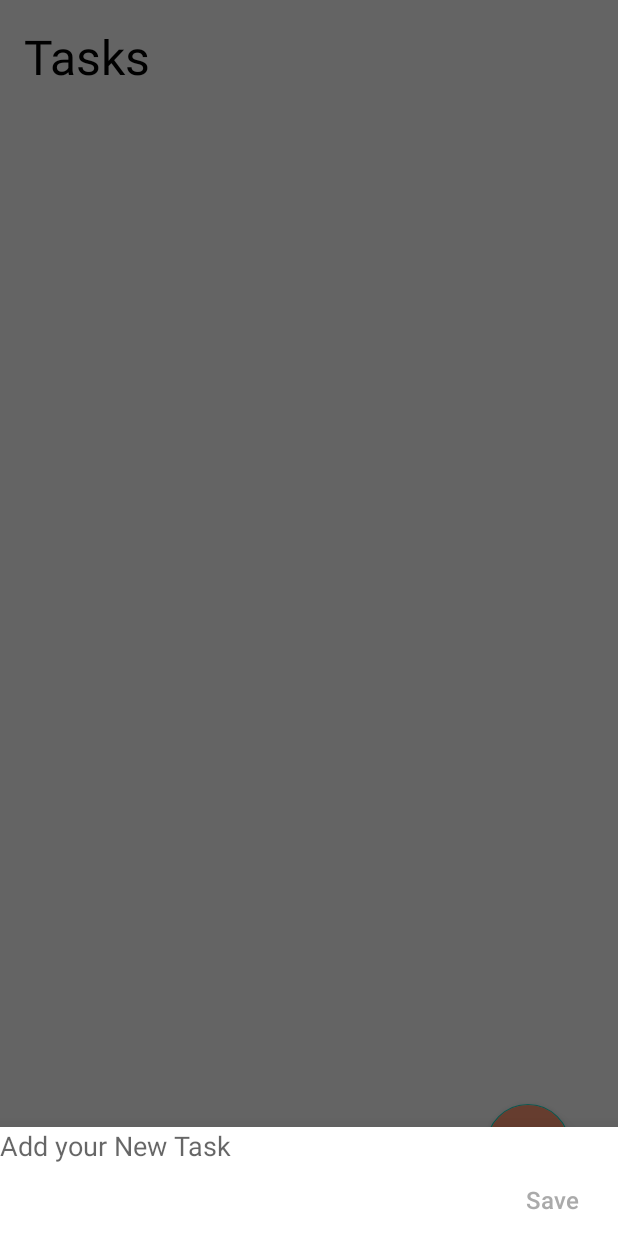
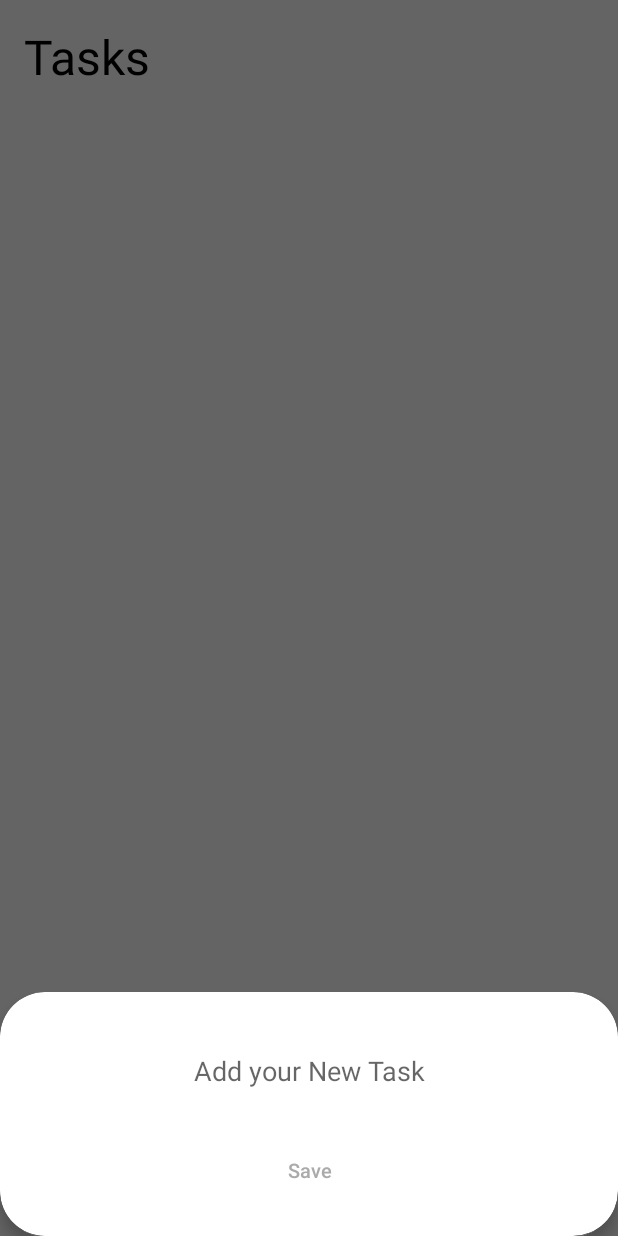
Before and after one commit to CadmusFlux/To-Do, an Android app: the screen it shows after launch (MainActivity), after a tap on an icon or button, on a phone screen of 412 x 824 dp. Run offline under Robolectric (Android 15) with nearby library versions, the light colour scheme and no system bars.

Commit message:
Adding new task UI

```diff
--- a/app/src/main/AndroidManifest.xml
+++ b/app/src/main/AndroidManifest.xml
@@ -18,6 +18,7 @@
         </activity>
         <activity android:name=".MainActivity"/>
 
+
     </application>
 
 </manifest>
--- a/app/src/main/java/com/personal/todoist/AddNewTask.java
+++ b/app/src/main/java/com/personal/todoist/AddNewTask.java
@@ -44,6 +44,7 @@ public class AddNewTask extends BottomSheetDialogFragment {
     public void onCreate(@Nullable Bundle savedInstanceState) {
         super.onCreate(savedInstanceState);
         setStyle(STYLE_NORMAL, R.style.DialogStyle);
+
     }
 
     @Nullable
--- a/app/src/main/res/layout/new_task.xml
+++ b/app/src/main/res/layout/new_task.xml
@@ -1,18 +1,33 @@
-
 <!--Layout file for creating New task . This screen will be displayed when the
     new task button is clicked.-->
 
-<RelativeLayout xmlns:android="http://schemas.android.com/apk/res/android"
+
+<androidx.cardview.widget.CardView xmlns:android="http://schemas.android.com/apk/res/android"
+    xmlns:app="http://schemas.android.com/apk/res-auto"
+    android:layout_width="match_parent"
     android:layout_height="wrap_content"
-    android:layout_width="match_parent">
+    app:cardCornerRadius="30dp"
+    app:cardElevation="5dp"
 
+    >
+    <androidx.appcompat.widget.LinearLayoutCompat
+        android:layout_width="match_parent"
+        android:layout_height="wrap_content"
+        android:orientation="vertical"
+        android:padding="20dp"
+        android:gravity="center"
+    >
     <!-- Text field to Enter task . -->
 
     <EditText
         android:id="@+id/newTaskText"
         android:layout_width="match_parent"
         android:layout_height="wrap_content"
+        android:layout_marginTop="20dp"
+        android:layout_marginHorizontal="10dp"
         android:background="@android:color/transparent"
+
+        android:gravity="center"
         android:textAppearance="@style/TextAppearance.AppCompat.Medium"
         android:hint="@string/edit_task_hint" />
 
@@ -24,11 +39,11 @@
         android:layout_below="@id/newTaskText"
         android:text="@string/Save_button"
         android:textAllCaps="false"
-        android:textSize="16sp"
-        android:layout_alignParentEnd="true"
-        android:layout_alignParentRight="true"
+        android:layout_marginTop="30dp"
+        android:textSize="13sp"
+        android:gravity="center"
         android:background="@android:color/transparent"
         android:textColor="@android:color/darker_gray"/>
 
-
-</RelativeLayout>
+    </androidx.appcompat.widget.LinearLayoutCompat>
+</androidx.cardview.widget.CardView>
--- a/app/src/main/res/values/styles.xml
+++ b/app/src/main/res/values/styles.xml
@@ -11,7 +11,13 @@
         <item name="android:windowIsFloating">false</item>
         <item name="android:statusBarColor" tools:targetApi="lollipop">@android:color/transparent</item>
         <item name="android:windowSoftInputMode">adjustResize</item>
+        <item name="bottomSheetStyle">@style/MYBottomSheetStyle</item>
+    </style>
+
+    <style name="MYBottomSheetStyle" parent="Widget.Design.BottomSheet.Modal">
+        <item name="android:background">@android:color/transparent</item>
     </style>
 
 
+
 </resources>
```
